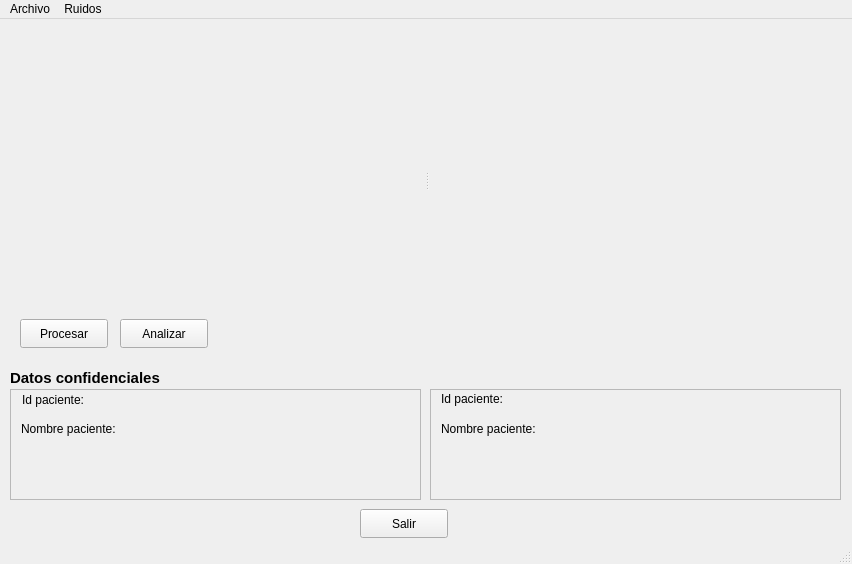
Qt form dhdicom/visual/untitled.ui (ydiazn/dhdicom) before a commit.
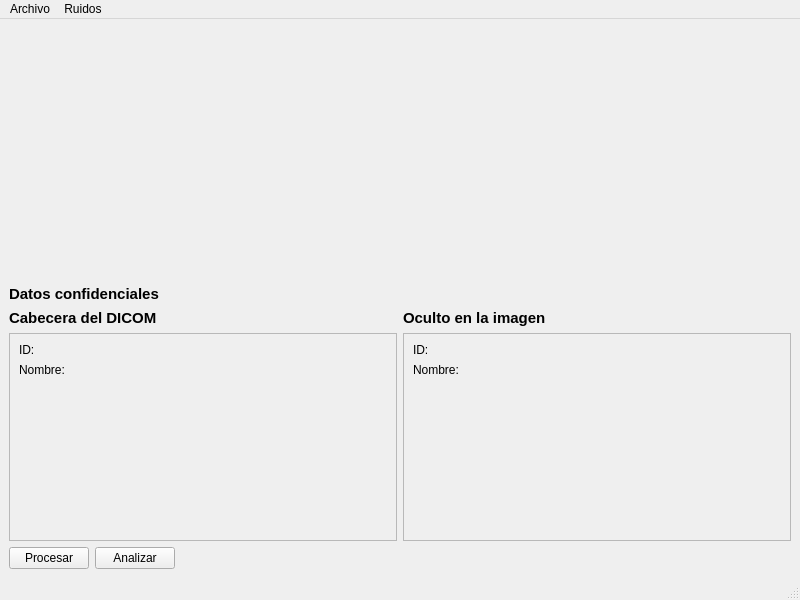
The same form after that commit.

Commit message:
Ajuste de componentes visuales
 On branch 2-programacion-de-la-ui-con-pyqt4
 Changes to be committed:
	modified:   dhdicom/visual/principalUI.py
	modified:   dhdicom/visual/untitled.ui
	modified:   dhdicom/visual/visual.py

What changed in the file:
```diff
--- a/dhdicom/visual/untitled.ui
+++ b/dhdicom/visual/untitled.ui
@@ -6,23 +6,69 @@
    <rect>
     <x>0</x>
     <y>0</y>
-    <width>852</width>
-    <height>564</height>
+    <width>800</width>
+    <height>600</height>
    </rect>
   </property>
   <property name="windowTitle">
    <string>MainWindow</string>
   </property>
   <widget class="QWidget" name="centralwidget">
+   <layout class="QVBoxLayout" name="verticalLayout_5">
+    <item>
+     <layout class="QVBoxLayout" name="verticalLayout_4">
+      <item>
+       <layout class="QHBoxLayout" name="canvasLayout"/>
+      </item>
+      <item>
+       <spacer name="verticalSpacer_2">
+        <property name="orientation">
+         <enum>Qt::Vertical</enum>
+        </property>
+        <property name="sizeHint" stdset="0">
+         <size>
+          <width>20</width>
+          <height>40</height>
+         </size>
+        </property>
+       </spacer>
+      </item>
+      <item>
+       <layout class="QVBoxLayout" name="verticalLayout_3">
+        <item>
+         <widget class="QLabel" name="label_5">
+          <property name="font">
+           <font>
+            <pointsize>11</pointsize>
+            <weight>75</weight>
+            <bold>true</bold>
+           </font>
+          </property>
+          <property name="text">
+           <string>Datos confidenciales</string>
+          </property>
+         </widget>
+        </item>
+        <item>
+         <layout class="QHBoxLayout" name="horizontalLayout">
+          <item>
+           <layout class="QVBoxLayout" name="verticalLayout_2">
+            <item>
+             <widget class="QLabel" name="label_6">
+              <property name="font">
+               <font>
+                <pointsize>11</pointsize>
+                <weight>75</weight>
+                <bold>true</bold>
+               </font>
+              </property>
+              <property name="text">
+               <string>Cabecera del DICOM</string>
+              </property>
+             </widget>
+            </item>
+            <item>
    <widget class="QScrollArea" name="scrollArea_3">
-    <property name="geometry">
-     <rect>
-      <x>10</x>
-      <y>370</y>
-      <width>411</width>
-      <height>111</height>
-     </rect>
-    </property>
     <property name="widgetResizable">
      <bool>true</bool>
     </property>
@@ -31,77 +77,67 @@
       <rect>
        <x>0</x>
        <y>0</y>
-       <width>409</width>
-       <height>109</height>
-      </rect>
-     </property>
+                 <width>381</width>
+                 <height>187</height>
+                </rect>
+               </property>
+               <layout class="QFormLayout" name="formLayout">
+                <item row="0" column="0">
      <widget class="QLabel" name="label_2">
-      <property name="geometry">
-       <rect>
-        <x>11</x>
-        <y>1</y>
-        <width>67</width>
-        <height>17</height>
-       </rect>
-      </property>
       <property name="text">
-       <string>Id paciente:</string>
-      </property>
-     </widget>
-     <widget class="QLabel" name="label_3">
-      <property name="geometry">
-       <rect>
-        <x>10</x>
-        <y>30</y>
-        <width>111</width>
-        <height>17</height>
-       </rect>
-      </property>
-      <property name="text">
-       <string>Nombre paciente:</string>
-      </property>
-     </widget>
+                   <string>ID:</string>
+                  </property>
+                 </widget>
+                </item>
+                <item row="0" column="1">
      <widget class="QLabel" name="lb_paciente_id">
-      <property name="geometry">
-       <rect>
-        <x>80</x>
-        <y>0</y>
-        <width>321</width>
-        <height>17</height>
-       </rect>
-      </property>
       <property name="text">
        <string/>
       </property>
      </widget>
+                </item>
+                <item row="1" column="0">
+                 <widget class="QLabel" name="label_3">
+                  <property name="text">
+                   <string>Nombre:</string>
+                  </property>
+                 </widget>
+                </item>
+                <item row="1" column="1">
      <widget class="QLabel" name="lb_paciente_name">
-      <property name="geometry">
-       <rect>
-        <x>120</x>
-        <y>30</y>
-        <width>281</width>
-        <height>17</height>
-       </rect>
-      </property>
       <property name="text">
        <string/>
       </property>
      </widget>
+                </item>
+               </layout>
      <zorder>label_3</zorder>
      <zorder>lb_paciente_name</zorder>
      <zorder>label_2</zorder>
      <zorder>lb_paciente_id</zorder>
     </widget>
    </widget>
+            </item>
+           </layout>
+          </item>
+          <item>
+           <layout class="QVBoxLayout" name="verticalLayout">
+            <item>
+             <widget class="QLabel" name="label_7">
+              <property name="font">
+               <font>
+                <pointsize>11</pointsize>
+                <weight>75</weight>
+                <bold>true</bold>
+               </font>
+              </property>
+              <property name="text">
+               <string>Oculto en la imagen</string>
+              </property>
+             </widget>
+            </item>
+            <item>
    <widget class="QScrollArea" name="scrollArea_4">
-    <property name="geometry">
-     <rect>
-      <x>430</x>
-      <y>370</y>
-      <width>411</width>
-      <height>111</height>
-     </rect>
-    </property>
     <property name="widgetResizable">
      <bool>true</bool>
     </property>
@@ -110,149 +146,103 @@
       <rect>
        <x>0</x>
        <y>0</y>
-       <width>409</width>
-       <height>109</height>
-      </rect>
-     </property>
+                 <width>381</width>
+                 <height>187</height>
+                </rect>
+               </property>
+               <layout class="QFormLayout" name="formLayout_2">
+                <item row="0" column="0">
      <widget class="QLabel" name="label">
-      <property name="geometry">
-       <rect>
-        <x>10</x>
-        <y>0</y>
-        <width>71</width>
-        <height>17</height>
-       </rect>
-      </property>
       <property name="text">
-       <string>Id paciente:</string>
-      </property>
-     </widget>
-     <widget class="QLabel" name="label_4">
-      <property name="geometry">
-       <rect>
-        <x>10</x>
-        <y>30</y>
-        <width>111</width>
-        <height>17</height>
-       </rect>
-      </property>
-      <property name="text">
-       <string>Nombre paciente:</string>
-      </property>
-     </widget>
+                   <string>ID:</string>
+                  </property>
+                 </widget>
+                </item>
+                <item row="0" column="1">
      <widget class="QLabel" name="lb_paciente_id_oculto">
-      <property name="geometry">
-       <rect>
-        <x>80</x>
-        <y>0</y>
-        <width>321</width>
-        <height>17</height>
-       </rect>
-      </property>
       <property name="text">
        <string/>
       </property>
      </widget>
+                </item>
+                <item row="1" column="0">
+                 <widget class="QLabel" name="label_4">
+                  <property name="text">
+                   <string>Nombre:</string>
+                  </property>
+                 </widget>
+                </item>
+                <item row="1" column="1">
      <widget class="QLabel" name="lb_paciente_name_oculto">
-      <property name="geometry">
-       <rect>
-        <x>120</x>
-        <y>30</y>
-        <width>281</width>
-        <height>17</height>
-       </rect>
-      </property>
       <property name="text">
        <string/>
       </property>
      </widget>
-    </widget>
-   </widget>
-   <widget class="QPushButton" name="btn_salir">
-    <property name="geometry">
-     <rect>
-      <x>360</x>
-      <y>490</y>
-      <width>88</width>
-      <height>29</height>
-     </rect>
-    </property>
-    <property name="text">
-     <string>Salir</string>
-    </property>
-   </widget>
+                </item>
+               </layout>
+              </widget>
+             </widget>
+            </item>
+           </layout>
+          </item>
+         </layout>
+        </item>
+       </layout>
+      </item>
+      <item>
+       <layout class="QHBoxLayout" name="horizontalLayout_3">
+        <item>
    <widget class="QPushButton" name="btn_procesar">
-    <property name="geometry">
-     <rect>
-      <x>20</x>
-      <y>300</y>
-      <width>88</width>
-      <height>29</height>
-     </rect>
-    </property>
     <property name="text">
      <string>Procesar</string>
     </property>
    </widget>
+        </item>
+        <item>
    <widget class="QPushButton" name="btn_analizar">
-    <property name="geometry">
-     <rect>
-      <x>120</x>
-      <y>300</y>
-      <width>88</width>
-      <height>29</height>
-     </rect>
-    </property>
     <property name="text">
      <string>Analizar</string>
     </property>
    </widget>
-   <widget class="QLabel" name="label_5">
-    <property name="geometry">
-     <rect>
-      <x>10</x>
-      <y>350</y>
-      <width>151</width>
-      <height>17</height>
-     </rect>
-    </property>
-    <property name="font">
-     <font>
-      <pointsize>11</pointsize>
-      <weight>75</weight>
-      <bold>true</bold>
-     </font>
-    </property>
-    <property name="text">
-     <string>Datos confidenciales</string>
-    </property>
-   </widget>
-   <widget class="QSplitter" name="splitter">
-    <property name="geometry">
-     <rect>
-      <x>21</x>
-      <y>30</y>
-      <width>811</width>
-      <height>261</height>
-     </rect>
-    </property>
+        </item>
+        <item>
+         <spacer name="horizontalSpacer">
     <property name="orientation">
      <enum>Qt::Horizontal</enum>
     </property>
-    <widget class="QWidget" name="">
-     <layout class="QHBoxLayout" name="layout_original"/>
-    </widget>
-    <widget class="QWidget" name="">
-     <layout class="QHBoxLayout" name="layout_procesada"/>
-    </widget>
-   </widget>
+          <property name="sizeHint" stdset="0">
+           <size>
+            <width>40</width>
+            <height>20</height>
+           </size>
+          </property>
+         </spacer>
+        </item>
+       </layout>
+      </item>
+     </layout>
+    </item>
+   </layout>
+   <zorder>scrollArea_3</zorder>
+   <zorder>scrollArea_4</zorder>
+   <zorder>btn_procesar</zorder>
+   <zorder>btn_analizar</zorder>
+   <zorder>label_5</zorder>
+   <zorder>label_6</zorder>
+   <zorder>label_7</zorder>
+   <zorder>label_8</zorder>
+   <zorder>label_9</zorder>
+   <zorder></zorder>
+   <zorder>label_8</zorder>
+   <zorder>label_9</zorder>
+   <zorder>horizontalSpacer_2</zorder>
   </widget>
   <widget class="QMenuBar" name="menubar">
    <property name="geometry">
     <rect>
      <x>0</x>
      <y>0</y>
-     <width>852</width>
+     <width>800</width>
      <height>23</height>
     </rect>
    </property>
```
Left out of the diff: 23 changed lines with no effect on the pictures. Lines whose indentation alone changed are shown as unchanged. The commit also changes 2 other files.
